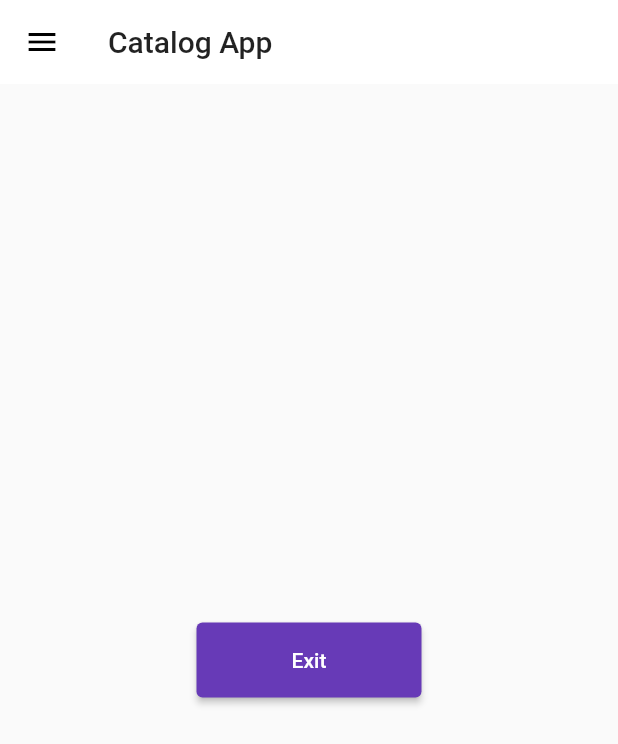
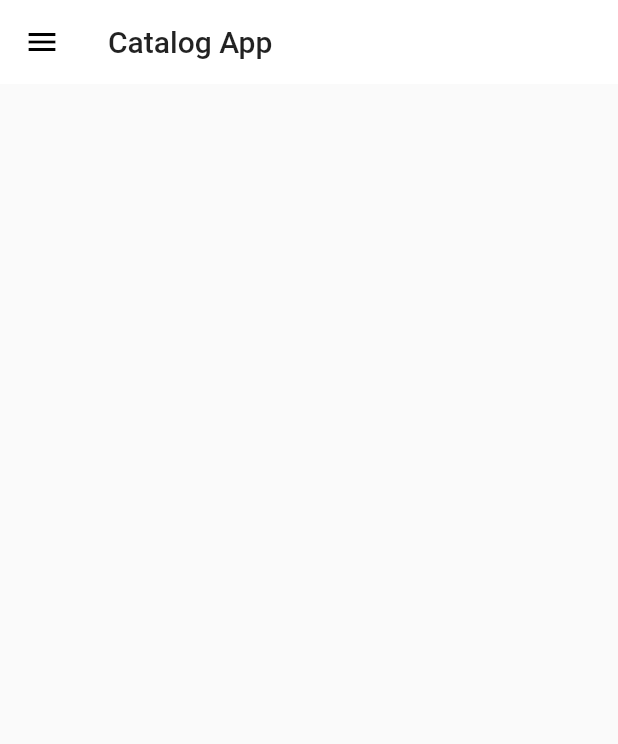
Before and after one commit to gaurav977bro/FlutterCatalogApp, a Flutter app: the screen it shows after launch, on a phone screen of 412 x 824 dp. Shown: the top 744 px of the screen. Run offline on Flutter 3.47's test engine with Material 2 defaults, Android fonts, the phone set to English and light mode, and no system bars.

```diff
--- a/myapp/lib/screens/HomePage.dart
+++ b/myapp/lib/screens/HomePage.dart
@@ -20,15 +20,7 @@ class Home extends StatelessWidget {
           "Catalog App",
         )),
         // HOME PAGE BODY
-        body: Container(
-            child: Center(
-                child: ElevatedButton(
-                    style: ElevatedButton.styleFrom(minimumSize: Size(150, 50)),
-                    child: Text("Exit"),
-                    onPressed: () {
-                      Navigator.push(context,
-                          MaterialPageRoute(builder: (context) => login()));
-                    }))),
+        body:Container(),
 
         // DRAWER
         drawer: MyDrawer());
```
